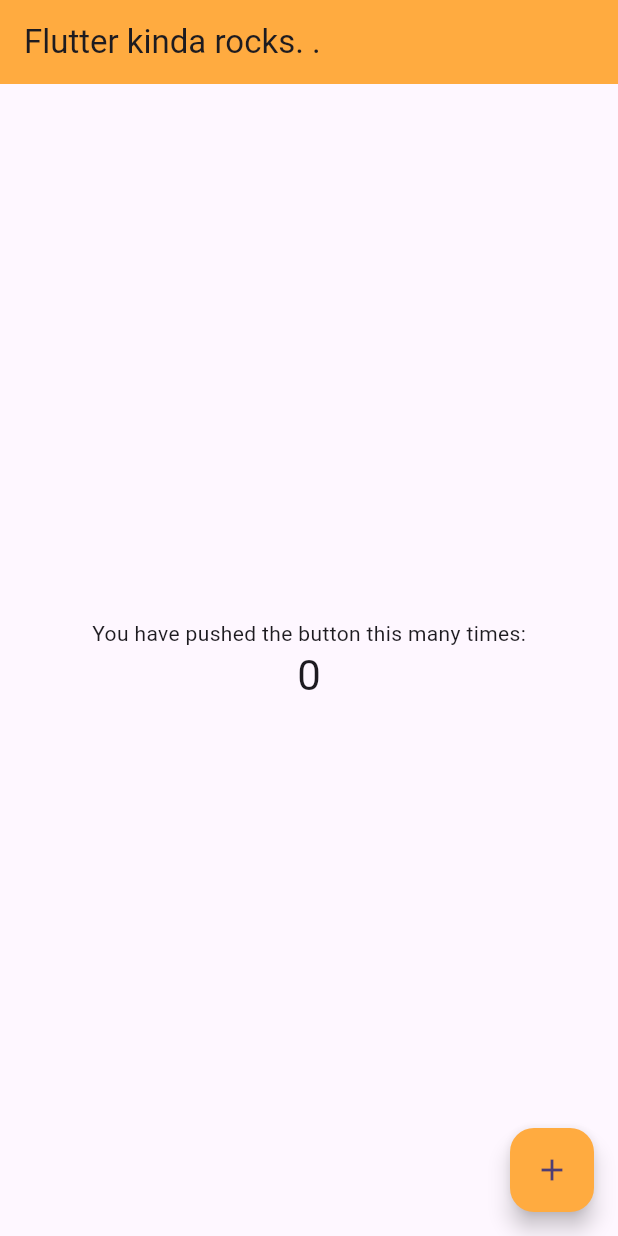
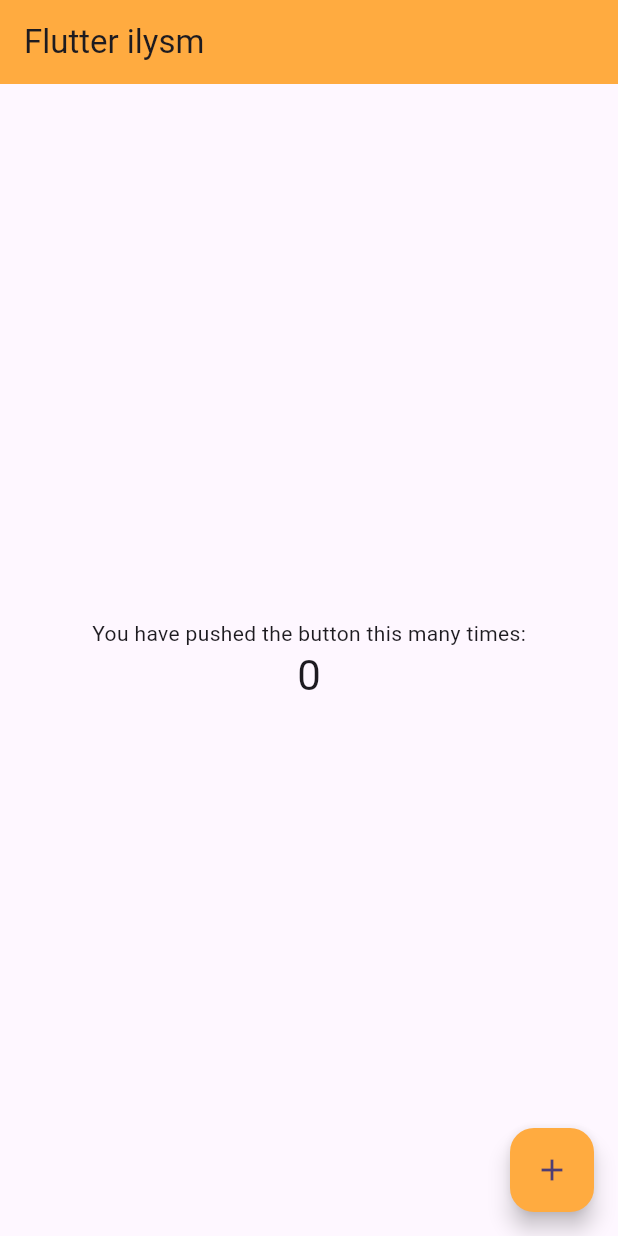
Before and after one commit to kq4njedsx/flutter-app, a Flutter app: the screen it shows after launch, on a phone screen of 412 x 824 dp. Run offline on Flutter 3.47's test engine with Material 3 defaults, Android fonts, the phone set to English and light mode, and no system bars.

Commit message:
app bar text changed

```diff
--- a/lib/main.dart
+++ b/lib/main.dart
@@ -14,7 +14,7 @@ class MyApp extends StatelessWidget {
       theme: ThemeData(
         colorScheme: .fromSeed(seedColor: Colors.deepPurple),
       ),
-      home: const MyHomePage(title: 'Flutter kinda rocks. .'),
+      home: const MyHomePage(title: 'Flutter ilysm'),
     );
   }
 }
```
